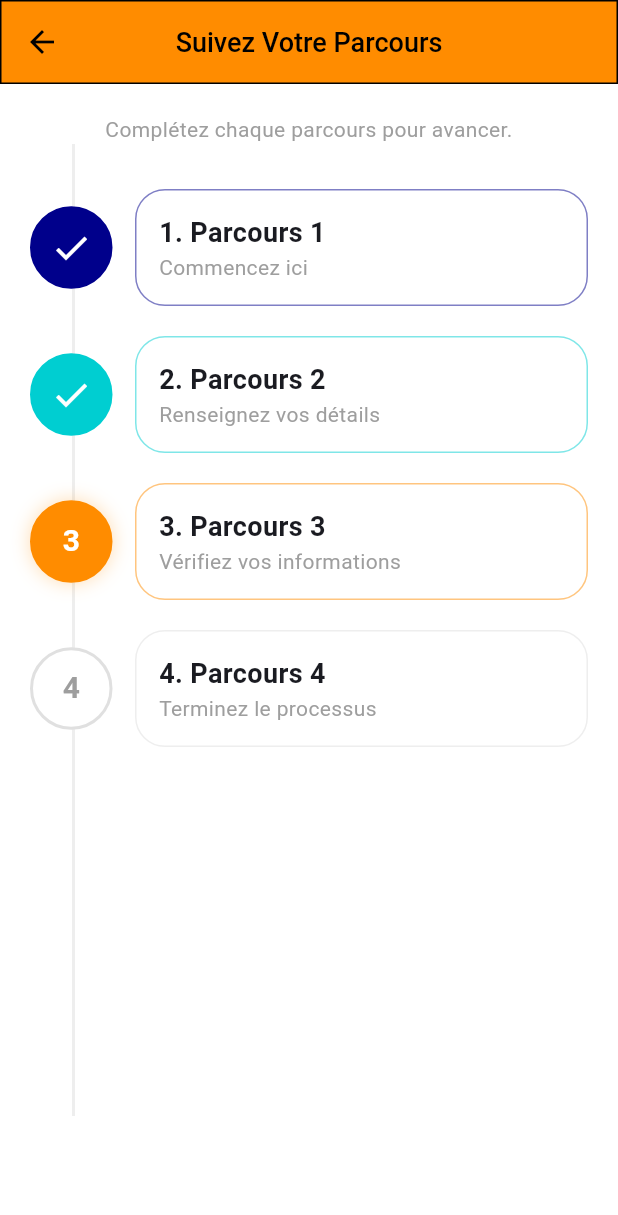
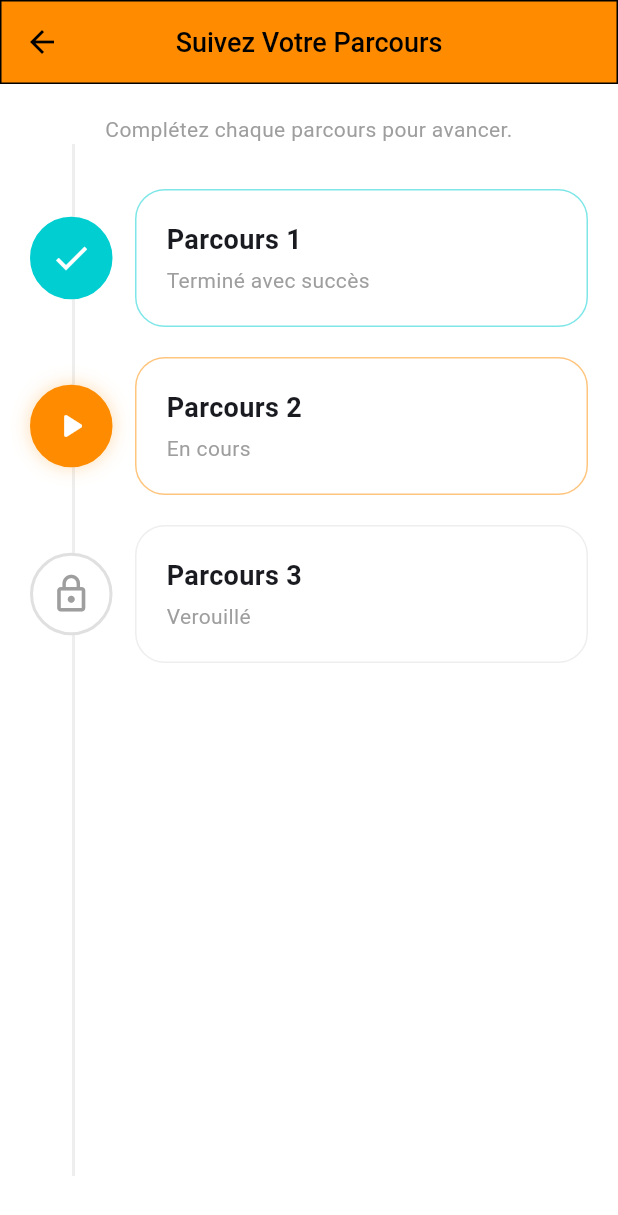
Before and after one commit to ksertia/lingualearn-mobile, a Flutter app: the ParcoursSelectionPage screen opened by its route, on a phone screen of 412 x 824 dp. Shown: the top 1215 px of the screen. Run offline on Flutter 3.47's test engine with Material 3 defaults, Android fonts, the phone set to English and light mode, and no system bars; our stand-ins replace cached_network_image, device_info_plus, dio, file_picker, flutter_local_notifications, flutter_screenutil and 11 more; missing offline and left inert: stomp_dart_client; accounts and stored records are empty.

Commit message:
Dernières corrections sur les icônes de parcours

```diff
--- a/lib/views/apps/home/screens/parcours.dart
+++ b/lib/views/apps/home/screens/parcours.dart
@@ -1,27 +1,15 @@
-import 'package:fasolingo/views/apps/home/screens/stepsscreens.dart';
 import 'package:flutter/material.dart';
 import 'package:get/get.dart';
-import 'package:get/get_core/src/get_main.dart';
 import '../../../../widgets/parcourspage/ParcoursStepItem.dart';
 import '../../../../widgets/stepsscreens/custom_app_bar.dart';
-//import '../stepsscreens/stepsscreens.dart'; // IMPORT de ta page d'étapes
 
 class ParcoursSelectionPage extends StatelessWidget {
   const ParcoursSelectionPage({super.key});
 
   @override
   Widget build(BuildContext context) {
-    const Color primaryBlue = Color(0xFF00008B);
-    const Color cyanAccent = Color(0xFF00CED1);
+    const Color primaryBlue = Color(0xFF00CED1);
     const Color orangeAccent = Color(0xFFFF8C00);
-
-    // Fonction pratique pour éviter de répéter Navigator.push
-    void goToSteps(BuildContext context) {
-      Navigator.push(
-        context,
-        MaterialPageRoute(builder: (context) => const StepsScreensPages()),
-      );
-    }
 
     return Scaffold(
       backgroundColor: Colors.white,
@@ -31,6 +19,7 @@ class ParcoursSelectionPage extends StatelessWidget {
           Expanded(
             child: Stack(
               children: [
+                // Ligne verticale
                 Positioned(
                   left: 48, top: 40, bottom: 40,
                   child: Container(width: 2, color: Colors.grey.shade200),
@@ -45,54 +34,42 @@ class ParcoursSelectionPage extends StatelessWidget {
                     ),
                     const SizedBox(height: 30),
 
+                    // PARCOURS 1 : Terminé
                     ParcoursStepItem(
                       number: "1",
                       title: "Parcours 1",
-                      subtitle: "Commencez ici",
+                      subtitle: "Terminé avec succès",
                       color: primaryBlue,
                       isCompleted: true,
-                      imagePath: 'assets/rocket.png',
-                        onTap: ()  => Get.toNamed('/stepsscreens'),
+                      onTap: () => Get.toNamed('/stepsscreens'),
                     ),
 
+                    // PARCOURS 2 : En cours
                     ParcoursStepItem(
                       number: "2",
                       title: "Parcours 2",
-                      subtitle: "Renseignez vos détails",
-                      color: cyanAccent,
-                      isCompleted: true,
-                      imagePath: 'assets/clipboard.png',
-                        onTap: () {}
+                      subtitle: "En cours",
+                      color: orangeAccent,
+                      isActive: true,
+                      isCompleted: false,
+                      icon: Icons.play_arrow_rounded,
+                      onTap: () {},
                     ),
 
+                    // PARCOURS 3 (Ancien Parcours 4) : Verrouillé
                     ParcoursStepItem(
                       number: "3",
                       title: "Parcours 3",
-                      subtitle: "Vérifiez vos informations",
-                      color: orangeAccent,
-                      isActive: true,
-                      imagePath: 'assets/search.png',
-                        onTap: () {}
-                    ),
-
-                    ParcoursStepItem(
-                      number: "4",
-                      title: "Parcours 4",
-                      subtitle: "Terminez le processus",
+                      subtitle: "Verouillé",
                       color: Colors.grey,
-                      imagePath: 'assets/trophy.png',
-                        onTap: () {}
+                      icon: Icons.lock_outline,
+                      onTap: () {},
                     ),
                   ],
                 ),
               ],
             ),
           ),
-
-          Padding(
-            padding: const EdgeInsets.all(20),
-
-          ),
         ],
       ),
     );
--- a/lib/widgets/parcourspage/ParcoursStepItem.dart
+++ b/lib/widgets/parcourspage/ParcoursStepItem.dart
@@ -7,8 +7,8 @@ class ParcoursStepItem extends StatelessWidget {
   final Color color;
   final bool isCompleted;
   final bool isActive;
-  final String imagePath;
-  final VoidCallback? onTap; // 1. ON DÉCLARE LA VARIABLE
+  final VoidCallback? onTap;
+  final IconData? icon;
 
   const ParcoursStepItem({
     super.key,
@@ -18,20 +18,20 @@ class ParcoursStepItem extends StatelessWidget {
     required this.color,
     this.isCompleted = false,
     this.isActive = false,
-    required this.imagePath,
-    this.onTap, // 2. ON L'AJOUTE AU CONSTRUCTEUR
+    this.onTap,
+    this.icon,
   });
 
   @override
   Widget build(BuildContext context) {
-    return InkWell( // 3. ON ENVELOPPE POUR RENDRE CLIQUABLE
+    return InkWell(
       onTap: onTap,
       borderRadius: BorderRadius.circular(20),
       child: Container(
         margin: const EdgeInsets.only(bottom: 20),
         child: Row(
           children: [
-            // Indicateur d'état (Cercle)
+            // Cercle d'état
             Container(
               width: 55,
               height: 55,
@@ -49,19 +49,21 @@ class ParcoursStepItem extends StatelessWidget {
               child: Center(
                 child: isCompleted
                     ? const Icon(Icons.check, color: Colors.white, size: 28)
+                    : (icon != null
+                    ? Icon(icon, color: isActive ? Colors.white : Colors.grey, size: 28)
                     : Text(number,
                     style: TextStyle(
                         color: isActive ? Colors.white : Colors.grey,
                         fontSize: 20,
-                        fontWeight: FontWeight.bold)),
+                        fontWeight: FontWeight.bold))),
               ),
             ),
             const SizedBox(width: 15),
 
-            // Carte de contenu
+            // Carte de contenu (Numéro et points supprimés ici)
             Expanded(
               child: Container(
-                padding: const EdgeInsets.all(15),
+                padding: const EdgeInsets.all(20),
                 decoration: BoxDecoration(
                   color: Colors.white,
                   borderRadius: BorderRadius.circular(20),
@@ -70,22 +72,16 @@ class ParcoursStepItem extends StatelessWidget {
                           ? color.withOpacity(0.5)
                           : Colors.grey.shade200),
                 ),
-                child: Row(
-                  children: [
-                    Expanded(
                 child: Column(
                   crossAxisAlignment: CrossAxisAlignment.start,
                   children: [
-                          Text("$number. $title",
+                    Text(title, // Suppression de "$number. "
                         style: const TextStyle(
                             fontSize: 18, fontWeight: FontWeight.bold)),
+                    const SizedBox(height: 4),
                     Text(subtitle,
                         style: const TextStyle(
                             color: Colors.grey, fontSize: 14)),
-                        ],
-                      ),
-                    ),
-
                   ],
                 ),
               ),
--- a/lib/widgets/stepsscreens/parcours_item.dart
+++ b/lib/widgets/stepsscreens/parcours_item.dart
@@ -32,10 +32,11 @@ class ParcoursItem extends StatelessWidget {
               offset: const Offset(0, 4),
             ),
           ],
-          border: Border.all(color: mainColor.withOpacity(0.1)),
+          // ❌ BORDURE COLORÉE SUPPRIMÉE
         ),
         child: Row(
           children: [
+            // 🔵 Cercle coloré
             Container(
               padding: const EdgeInsets.all(12),
               decoration: BoxDecoration(
@@ -45,6 +46,7 @@ class ParcoursItem extends StatelessWidget {
               child: Icon(icon, color: Colors.white, size: 28),
             ),
             const SizedBox(width: 20),
+
             Expanded(
               child: Column(
                 crossAxisAlignment: CrossAxisAlignment.start,
```
Also changed, not shown: lib/controller/steps_controller/steps_controller.dart (+22 -0 lines), lib/models/learning_path_model.dart (+43 -0 lines), lib/models/step_model/step_model.dart (+22 -0 lines), lib/routes.dart (+6 -6 lines), lib/views/api_service.dart (+26 -0 lines), lib/views/apps/home/screens/lesson_selection_screen.dart (+5 -8 lines), lib/views/apps/home/screens/stepsscreens.dart (+19 -19 lines), lib/views/steps_screen_page.dart (+86 -0 lines). Lines whose indentation alone changed are shown as unchanged.
